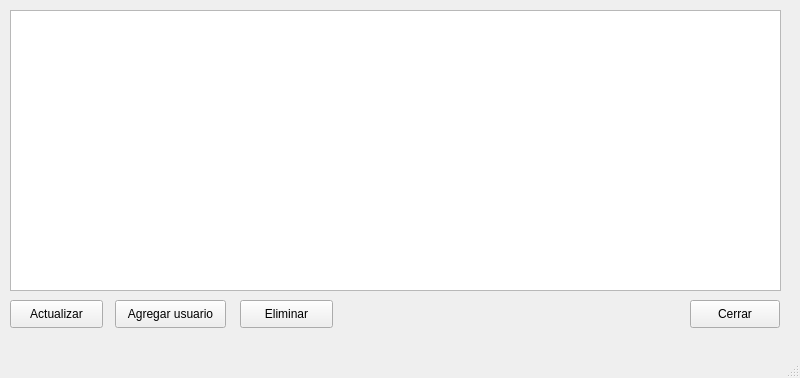
Old version of the form ui files/listado.ui in the repository frescoh/NatashaShoes.
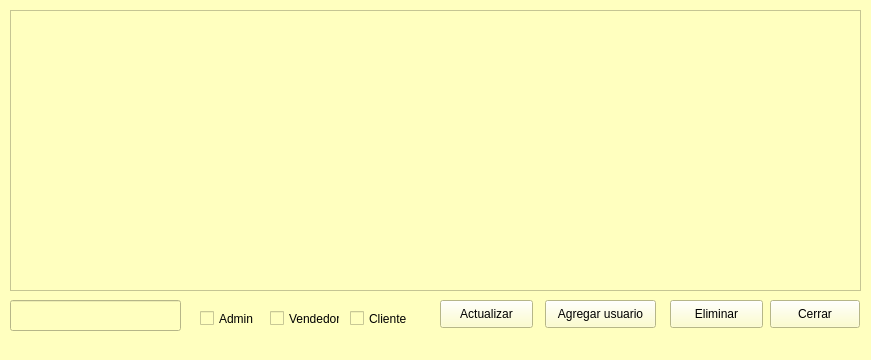
New version of the form.

What changed in the file:
```diff
--- a/ui files/listado.ui
+++ b/ui files/listado.ui
@@ -6,20 +6,23 @@
    <rect>
     <x>0</x>
     <y>0</y>
-    <width>800</width>
-    <height>378</height>
+    <width>871</width>
+    <height>360</height>
    </rect>
   </property>
   <property name="windowTitle">
    <string>Lista de usuarios</string>
   </property>
+  <property name="styleSheet">
+   <string notr="true">background-color: rgb(255, 255, 191);</string>
+  </property>
   <widget class="QWidget" name="centralwidget">
    <widget class="QTableWidget" name="tblData">
     <property name="geometry">
      <rect>
       <x>10</x>
       <y>10</y>
-      <width>771</width>
+      <width>851</width>
       <height>281</height>
      </rect>
     </property>
@@ -27,7 +30,7 @@
    <widget class="QPushButton" name="btnSalir">
     <property name="geometry">
      <rect>
-      <x>690</x>
+      <x>770</x>
       <y>300</y>
       <width>90</width>
       <height>28</height>
@@ -40,7 +43,7 @@
    <widget class="QPushButton" name="btnAgregar">
     <property name="geometry">
      <rect>
-      <x>115</x>
+      <x>545</x>
       <y>300</y>
       <width>111</width>
       <height>28</height>
@@ -53,7 +56,7 @@
    <widget class="QPushButton" name="btnActualizar">
     <property name="geometry">
      <rect>
-      <x>10</x>
+      <x>440</x>
       <y>300</y>
       <width>93</width>
       <height>28</height>
@@ -66,7 +69,7 @@
    <widget class="QPushButton" name="btnEliminar">
     <property name="geometry">
      <rect>
-      <x>240</x>
+      <x>670</x>
       <y>300</y>
       <width>93</width>
       <height>28</height>
@@ -76,16 +79,55 @@
      <string>Eliminar</string>
     </property>
    </widget>
-  </widget>
-  <widget class="QMenuBar" name="menubar">
-   <property name="geometry">
-    <rect>
-     <x>0</x>
-     <y>0</y>
-     <width>800</width>
-     <height>26</height>
-    </rect>
-   </property>
+   <widget class="QCheckBox" name="cbAdmin">
+    <property name="geometry">
+     <rect>
+      <x>200</x>
+      <y>310</y>
+      <width>70</width>
+      <height>17</height>
+     </rect>
+    </property>
+    <property name="text">
+     <string>Admin</string>
+    </property>
+   </widget>
+   <widget class="QCheckBox" name="cbVendedor">
+    <property name="geometry">
+     <rect>
+      <x>270</x>
+      <y>310</y>
+      <width>70</width>
+      <height>17</height>
+     </rect>
+    </property>
+    <property name="text">
+     <string>Vendedor</string>
+    </property>
+   </widget>
+   <widget class="QCheckBox" name="cbCliente">
+    <property name="geometry">
+     <rect>
+      <x>350</x>
+      <y>310</y>
+      <width>70</width>
+      <height>17</height>
+     </rect>
+    </property>
+    <property name="text">
+     <string>Cliente</string>
+    </property>
+   </widget>
+   <widget class="QLineEdit" name="ledBuscar">
+    <property name="geometry">
+     <rect>
+      <x>10</x>
+      <y>300</y>
+      <width>171</width>
+      <height>31</height>
+     </rect>
+    </property>
+   </widget>
   </widget>
   <widget class="QStatusBar" name="statusbar"/>
  </widget>
```
